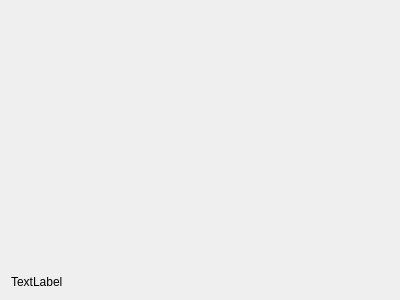
The window that src/extensions/openfoam/isutils/isofPlotTabular/plotwidget.ui (hkroeger/insightcae) describes before a commit, drawn with Qt 5.
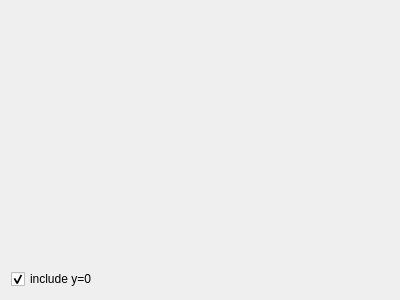
The same window after the commit.

Diff of the .ui file:
```diff
--- a/src/extensions/openfoam/isutils/isofPlotTabular/plotwidget.ui
+++ b/src/extensions/openfoam/isutils/isofPlotTabular/plotwidget.ui
@@ -25,11 +25,45 @@
     </widget>
    </item>
    <item>
-    <widget class="QLabel" name="info">
-     <property name="text">
-      <string>TextLabel</string>
-     </property>
-    </widget>
+    <layout class="QHBoxLayout" name="horizontalLayout">
+     <item>
+      <widget class="QCheckBox" name="include_0_sw">
+       <property name="text">
+        <string>include y=0</string>
+       </property>
+       <property name="checked">
+        <bool>true</bool>
+       </property>
+      </widget>
+     </item>
+     <item>
+      <widget class="QLabel" name="final_vals">
+       <property name="text">
+        <string/>
+       </property>
+      </widget>
+     </item>
+     <item>
+      <spacer name="horizontalSpacer">
+       <property name="orientation">
+        <enum>Qt::Horizontal</enum>
+       </property>
+       <property name="sizeHint" stdset="0">
+        <size>
+         <width>40</width>
+         <height>20</height>
+        </size>
+       </property>
+      </spacer>
+     </item>
+     <item>
+      <widget class="QLabel" name="info">
+       <property name="text">
+        <string/>
+       </property>
+      </widget>
+     </item>
+    </layout>
    </item>
   </layout>
  </widget>
```
